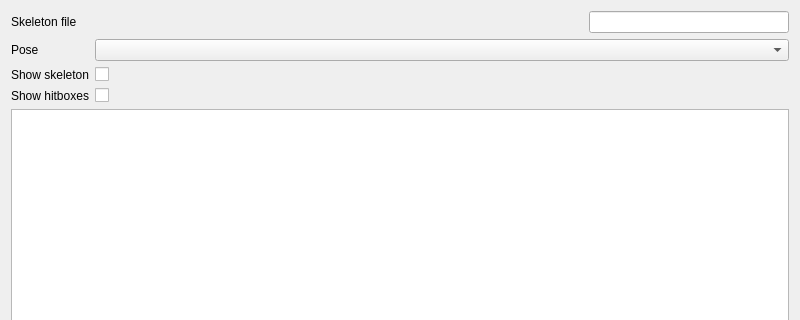
Above: dsvedit/skeleton_editor.ui from LagoLunatic/DSVEdit before the change; both pictures show x 0 to 800 and y 0 to 320 of the 800 by 768 pixel window. Below: the same form after it.
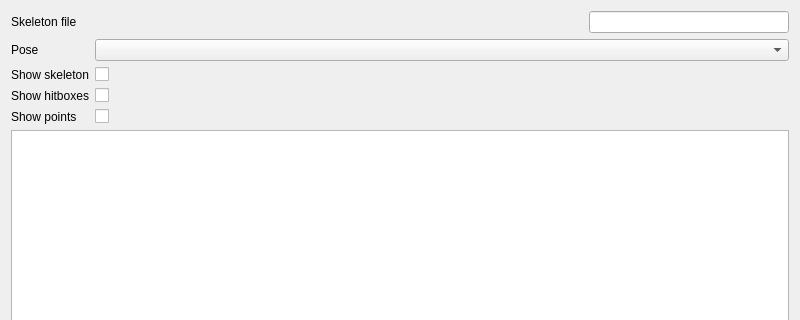
That is the form after the change.

Commit message: Sprite skeleton editor: Bugfixes, display points

The edit to the form file:
```diff
--- a/dsvedit/skeleton_editor.ui
+++ b/dsvedit/skeleton_editor.ui
@@ -78,6 +78,20 @@
        </property>
       </widget>
      </item>
+     <item row="3" column="0">
+      <widget class="QLabel" name="label_2">
+       <property name="text">
+        <string>Show points</string>
+       </property>
+      </widget>
+     </item>
+     <item row="3" column="1">
+      <widget class="QCheckBox" name="show_points">
+       <property name="text">
+        <string/>
+       </property>
+      </widget>
+     </item>
     </layout>
    </item>
    <item>
```
The commit also changes 2 other files.
